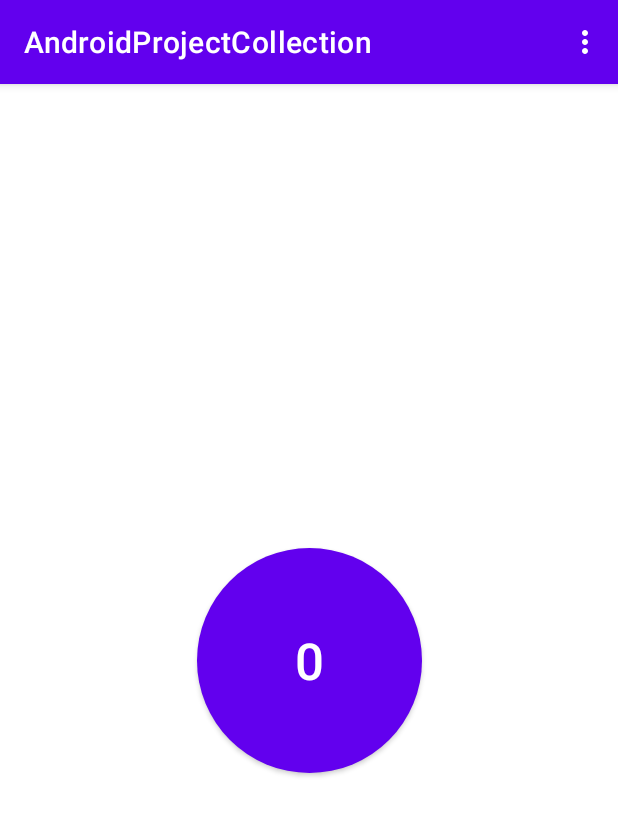
After one commit to skeletardii/android-studio-mobdev, an Android app: the MenuExercise screen opened directly, with no data from a screen before it, on a phone screen of 412 x 824 dp. The commit adds this screen. Shown: the top 816 px of the screen. Run offline under Robolectric (Android 15) with nearby library versions, the phone set to English and light mode, and no system bars.

Commit message:
added menu activity

```diff
--- a/app/src/main/java/com/example/androidprojectcollection/MainActivity.java
+++ b/app/src/main/java/com/example/androidprojectcollection/MainActivity.java
@@ -32,6 +32,9 @@ public class MainActivity extends AppCompatActivity {
         btnOpenPassingIntents = findViewById(R.id.btnOpenPassingIntents);
         btnOpenPassingIntents.setOnClickListener(new View.OnClickListener() {@Override public void onClick(View view) {startActivity(new Intent(MainActivity.this, PassingIntentsExercise.class));}});
 
+        btnOpenMenus = findViewById(R.id.btnOpenMenus);
+        btnOpenMenus.setOnClickListener(new View.OnClickListener() {@Override public void onClick(View view) {startActivity(new Intent(MainActivity.this, MenuExercise.class));}});
+
     }
 
 }
--- /dev/null
+++ b/app/src/main/java/com/example/androidprojectcollection/MenuExercise.java
@@ -0,0 +1,84 @@
+package com.example.androidprojectcollection;
+
+import androidx.annotation.NonNull;
+import androidx.appcompat.app.AppCompatActivity;
+
+import android.graphics.Color;
+import android.graphics.drawable.Drawable;
+import android.os.Bundle;
+import android.view.Menu;
+import android.view.MenuInflater;
+import android.view.MenuItem;
+import android.widget.Button;
+import android.widget.Toast;
+
+public class MenuExercise extends AppCompatActivity {
+    private static final int[] COLORS = {Color.BLACK, Color.RED, Color.GREEN,Color.BLUE,Color.YELLOW,Color.MAGENTA,Color.GRAY};
+    private static final int COLORSCOUNT = COLORS.length;
+    private static int defaultNumber, defaultColor;
+    private static float defaultSize, defaultPosX, defaultPosY;
+    private static Drawable defaultBackground;
+    Button btnChanger;
+    @Override
+    protected void onCreate(Bundle savedInstanceState) {
+        super.onCreate(savedInstanceState);
+        setContentView(R.layout.activity_menu_exercise);
+
+        btnChanger = findViewById(R.id.btnTransformingButton);
+        try { defaultNumber = Integer.getInteger(btnChanger.getText().toString());
+        } catch (Exception e) { defaultNumber = 0;}
+        defaultBackground = btnChanger.getBackground();
+        defaultColor = Color.parseColor("#6200EE");
+        btnChanger.setBackgroundColor(defaultColor);
+        defaultSize = (float)((btnChanger.getScaleX() + btnChanger.getScaleY())/2.0);
+        defaultPosX = btnChanger.getTranslationX();
+        defaultPosY = btnChanger.getTranslationY();
+
+    }
+    @Override
+    public boolean onCreateOptionsMenu(Menu menu){
+        MenuInflater inflater = getMenuInflater();
+        inflater.inflate(R.menu.choice_menu,menu);
+        return true;
+    }
+    @Override
+    public boolean onOptionsItemSelected(@NonNull MenuItem item){
+        Button btn = btnChanger;
+        if(item.getItemId()==R.id.mItemChange) {
+            Toast.makeText(this, "Edit Object Item is clicked", Toast.LENGTH_SHORT).show();
+        } else if (item.getItemId()==R.id.mItemReset) {
+            Toast.makeText(this, "Reset Object Item is clicked", Toast.LENGTH_SHORT).show();
+            btn.setText(""+defaultNumber);
+            btn.setScaleX(defaultSize);
+            btn.setScaleY(defaultSize);
+            btn.setBackground(defaultBackground);
+            btn.setBackgroundColor(defaultColor);
+            btn.setTranslationX(defaultPosX);
+            btn.setTranslationY(defaultPosY);
+            btn.setRotation(0f);
+        } else if (item.getItemId()==R.id.mItemColor) {
+            Toast.makeText(this, "Changed Button Color", Toast.LENGTH_SHORT).show();
+            btn.setBackgroundColor(COLORS[((int)(Math.random()*1000))%COLORSCOUNT]);
+        } else if (item.getItemId()==R.id.mItemNumber) {
+            Toast.makeText(this, "Changed Button Number", Toast.LENGTH_SHORT).show();
+            btn.setText(""+(int)((Math.random()*1000)%100));
+        } else if (item.getItemId()==R.id.mItemSize) {
+            Toast.makeText(this, "Changed Button Size", Toast.LENGTH_SHORT).show();
+            float scale = (float)(Math.random()*1.5) + 0.5f;
+            btn.setScaleX(scale);
+            btn.setScaleY(scale);
+        } else if (item.getItemId()==R.id.mItemPosition) {
+            Toast.makeText(this, "Changed Button Position", Toast.LENGTH_SHORT).show();
+            float transX, transY;
+            transX = (float)(Math.random()*1000) - 500f;
+            transY = (float)(Math.random()*1000) - 500f;
+            btn.setTranslationX(transX);
+            btn.setTranslationY(transY);
+        } else if (item.getItemId()==R.id.mItemRotate) {
+            Toast.makeText(this, "Changed Button Rotation", Toast.LENGTH_SHORT).show();
+            btn.setRotation((float)((Math.random()*1009)%360));
+        } else if (item.getItemId()==R.id.mItemExit)
+            finish();
+        return true;
+    }
+}
--- /dev/null
+++ b/app/src/main/res/layout/activity_menu_exercise.xml
@@ -0,0 +1,22 @@
+<?xml version="1.0" encoding="utf-8"?>
+<androidx.constraintlayout.widget.ConstraintLayout xmlns:android="http://schemas.android.com/apk/res/android"
+    xmlns:app="http://schemas.android.com/apk/res-auto"
+    xmlns:tools="http://schemas.android.com/tools"
+    android:layout_width="match_parent"
+    android:layout_height="match_parent"
+    tools:context=".MenuExercise">
+
+    <Button
+        android:id="@+id/btnTransformingButton"
+        android:layout_width="150dp"
+        android:layout_height="150dp"
+        android:insetTop="0dp"
+        android:insetBottom="0dp"
+        android:text="0"
+        android:textSize="34sp"
+        app:cornerRadius="75dp"
+        app:layout_constraintBottom_toBottomOf="parent"
+        app:layout_constraintEnd_toEndOf="parent"
+        app:layout_constraintStart_toStartOf="parent"
+        app:layout_constraintTop_toTopOf="parent" />
+</androidx.constraintlayout.widget.ConstraintLayout>
--- /dev/null
+++ b/app/src/main/res/menu/choice_menu.xml
@@ -0,0 +1,31 @@
+<?xml version="1.0" encoding="utf-8"?>
+<menu xmlns:android="http://schemas.android.com/apk/res/android">
+
+    <item
+        android:id="@+id/mItemChange"
+        android:title="Change Button...">
+        <menu>
+            <item
+                android:id="@+id/mItemColor"
+                android:title="Change Button Color" />
+            <item
+                android:id="@+id/mItemNumber"
+                android:title="Change Number" />
+            <item
+                android:id="@+id/mItemSize"
+                android:title="Change Size" />
+            <item
+                android:id="@+id/mItemPosition"
+                android:title="Change Position" />
+            <item
+                android:id="@+id/mItemRotate"
+                android:title="Change Rotation" />
+        </menu>
+    </item>
+    <item
+        android:id="@+id/mItemReset"
+        android:title="Reset Button" />
+    <item
+        android:id="@+id/mItemExit"
+        android:title="Exit Activity" />
+</menu>
```
Also changed, not shown: app/src/main/AndroidManifest.xml (+8 -5 lines).
